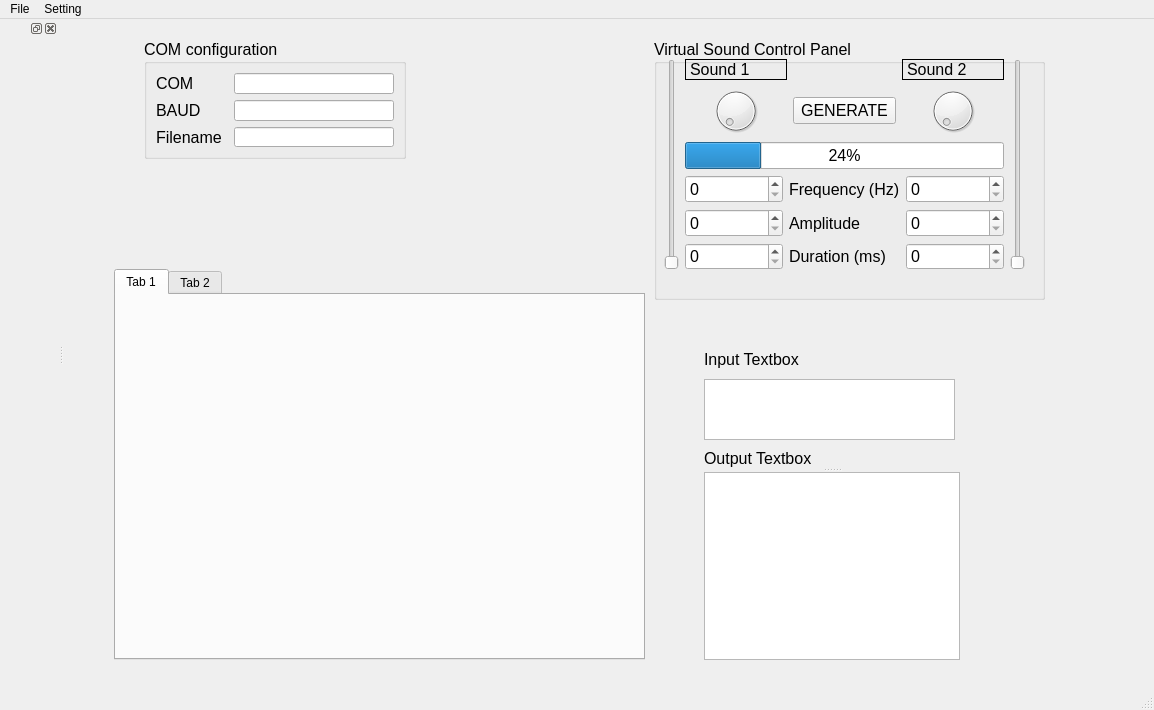
First picture: the form in GUI_design/Main_app.ui, repository Kacao9x/488Final, before the edit.
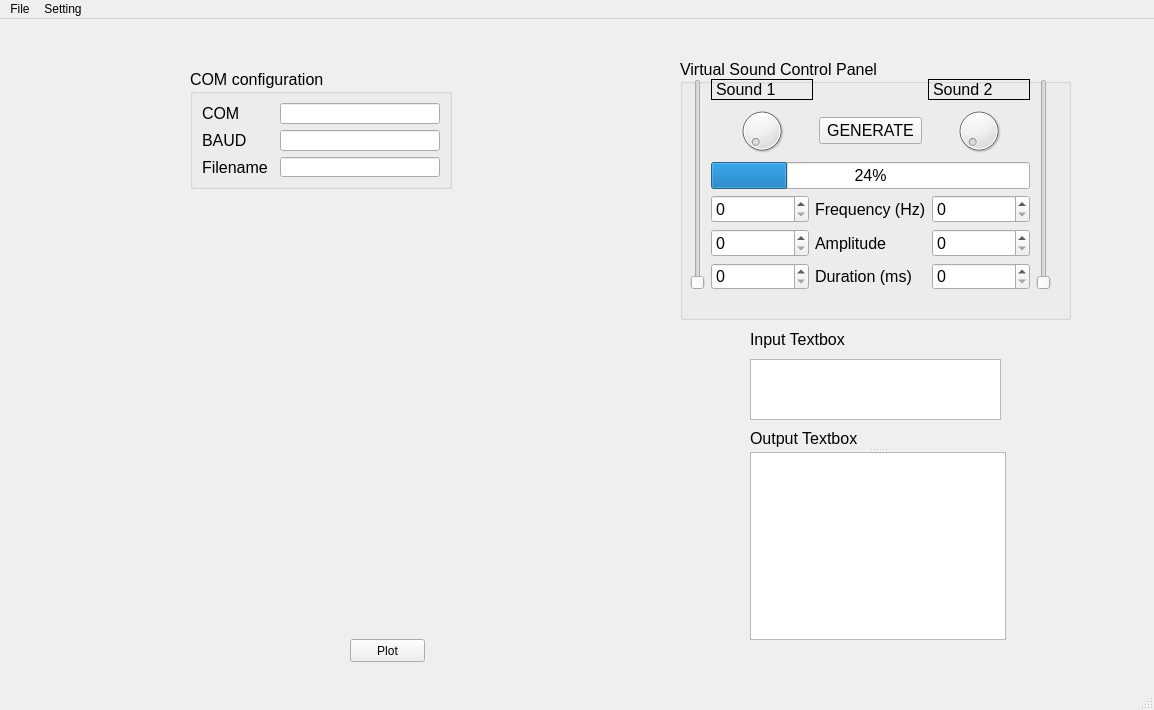
Second picture: the form after the edit. Custom widgets are drawn as their Qt base class.

Commit message: add 2 more plots examples

The edit to the form file:
```diff
--- a/GUI_design/Main_app.ui
+++ b/GUI_design/Main_app.ui
@@ -14,44 +14,11 @@
    <string>MainWindow</string>
   </property>
   <widget class="QWidget" name="centralwidget">
-   <widget class="QTabWidget" name="tabWidget">
-    <property name="geometry">
-     <rect>
-      <x>50</x>
-      <y>250</y>
-      <width>531</width>
-      <height>391</height>
-     </rect>
-    </property>
-    <property name="currentIndex">
-     <number>0</number>
-    </property>
-    <widget class="QWidget" name="tab">
-     <attribute name="title">
-      <string>Tab 1</string>
-     </attribute>
-     <layout class="QVBoxLayout" name="verticalLayout_3">
-      <item>
-       <widget class="MatplotlibWidget" name="matplotlibwidget"/>
-      </item>
-     </layout>
-    </widget>
-    <widget class="QWidget" name="tab_2">
-     <attribute name="title">
-      <string>Tab 2</string>
-     </attribute>
-     <layout class="QGridLayout" name="gridLayout">
-      <item row="0" column="0">
-       <widget class="PlotWidget" name="graphicsView"/>
-      </item>
-     </layout>
-    </widget>
-   </widget>
    <widget class="QTextEdit" name="textEdit">
     <property name="geometry">
      <rect>
-      <x>640</x>
-      <y>360</y>
+      <x>750</x>
+      <y>340</y>
       <width>251</width>
       <height>61</height>
      </rect>
@@ -60,8 +27,8 @@
    <widget class="QLabel" name="label_6">
     <property name="geometry">
      <rect>
-      <x>640</x>
-      <y>330</y>
+      <x>750</x>
+      <y>310</y>
       <width>111</width>
       <height>21</height>
      </rect>
@@ -78,8 +45,8 @@
    <widget class="QSplitter" name="splitter">
     <property name="geometry">
      <rect>
-      <x>640</x>
-      <y>430</y>
+      <x>750</x>
+      <y>410</y>
       <width>256</width>
       <height>211</height>
      </rect>
@@ -102,8 +69,8 @@
    <widget class="QGroupBox" name="PORT_groupbox_1">
     <property name="geometry">
      <rect>
-      <x>80</x>
-      <y>20</y>
+      <x>190</x>
+      <y>50</y>
       <width>262</width>
       <height>120</height>
      </rect>
@@ -191,8 +158,8 @@
    <widget class="QGroupBox" name="virtualsound_groupBox_2">
     <property name="geometry">
      <rect>
-      <x>590</x>
-      <y>20</y>
+      <x>680</x>
+      <y>40</y>
       <width>391</width>
       <height>261</height>
      </rect>
@@ -440,12 +407,29 @@
      </layout>
     </widget>
    </widget>
-   <zorder>textEdit</zorder>
-   <zorder>label_6</zorder>
-   <zorder>splitter</zorder>
-   <zorder>PORT_groupbox_1</zorder>
-   <zorder>virtualsound_groupBox_2</zorder>
-   <zorder>tabWidget</zorder>
+   <widget class="MatplotlibWidget" name="matplotlibwidget">
+    <property name="geometry">
+     <rect>
+      <x>130</x>
+      <y>210</y>
+      <width>521</width>
+      <height>401</height>
+     </rect>
+    </property>
+   </widget>
+   <widget class="QPushButton" name="Button2_Plot">
+    <property name="geometry">
+     <rect>
+      <x>350</x>
+      <y>620</y>
+      <width>75</width>
+      <height>23</height>
+     </rect>
+    </property>
+    <property name="text">
+     <string>Plot</string>
+    </property>
+   </widget>
   </widget>
   <widget class="QMenuBar" name="menubar">
    <property name="geometry">
@@ -478,12 +462,6 @@
    <addaction name="menuSetting"/>
   </widget>
   <widget class="QStatusBar" name="statusbar"/>
-  <widget class="QDockWidget" name="dockWidget_3">
-   <attribute name="dockWidgetArea">
-    <number>1</number>
-   </attribute>
-   <widget class="QWidget" name="dockWidgetContents_4"/>
-  </widget>
   <action name="actionOpen">
    <property name="text">
     <string>Open</string>
@@ -521,11 +499,6 @@
    <extends>QWidget</extends>
    <header>matplotlibwidget</header>
   </customwidget>
-  <customwidget>
-   <class>PlotWidget</class>
-   <extends>QGraphicsView</extends>
-   <header>pyqtgraph.h</header>
-  </customwidget>
  </customwidgets>
  <resources/>
  <connections>
```
Left out of the diff: 40 changed lines with no effect on the pictures. The commit also changes 3 other files.
